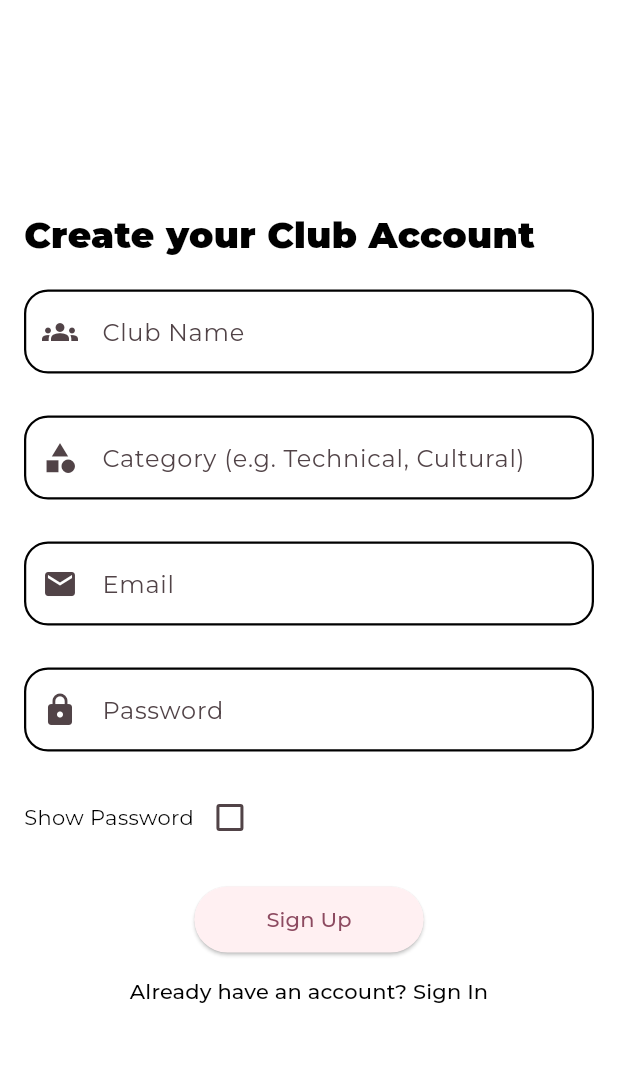
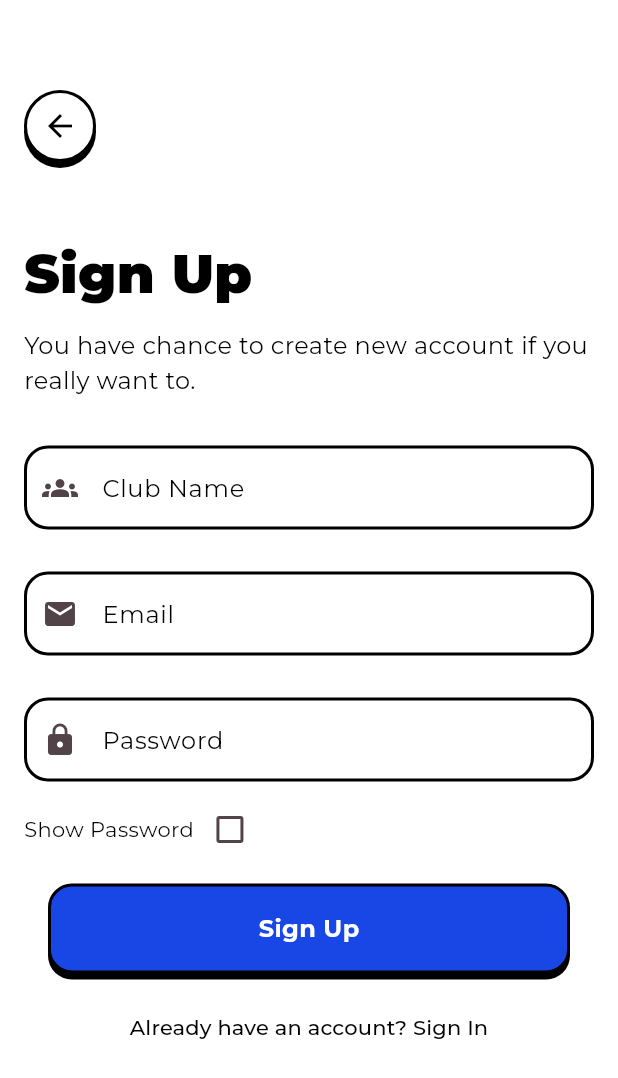
Before and after one commit to Hunterrex285/Evently, a Flutter app: the ClubSignUpPage screen opened directly, on a phone screen of 412 x 824 dp. Shown: the top 1078 px of the screen. Run offline on Flutter 3.47's test engine with Material 3 defaults, Android fonts, the phone set to English and light mode, and no system bars; our stand-ins replace cloud_firestore, firebase_auth, firebase_core, flutter_svg; accounts and stored records are empty; project files that could hold a hidden picture were left out.

Commit message:
save changes

```diff
--- a/lib/features/auth/club_signup.dart
+++ b/lib/features/auth/club_signup.dart
@@ -1,6 +1,8 @@
 import 'package:evently/features/auth/onboarding.dart';
+import 'package:evently/features/auth/rolepage.dart';
 import 'package:evently/features/auth/signin_page.dart';
 import 'package:evently/widgets/textfield.dart';
+import 'package:evently/widgets/button.dart';
 import '../../services/auth_service.dart';
 import 'package:flutter/material.dart';
 
@@ -14,7 +16,6 @@
 class _ClubSignUpPageState extends State<ClubSignUpPage> {
   final authService = AuthService();
   final nameController = TextEditingController(); // club name
-  final categoryController = TextEditingController(); // new field
   final emailController = TextEditingController();
   final passwordController = TextEditingController();
   bool isLoading = false;
@@ -23,7 +24,6 @@
   @override
   void dispose() {
     nameController.dispose();
-    categoryController.dispose();
     emailController.dispose();
     passwordController.dispose();
     super.dispose();
@@ -39,7 +39,6 @@
       );
 
       if (result != null && result.contains('@')) {
-        // ⚡ For now just show success since clubs won’t use UserProvider
         showDialog(
           context: context,
           builder: (context) => AlertDialog(
@@ -51,7 +50,7 @@
                   Navigator.pushReplacement(
                     context,
                     MaterialPageRoute(
-                      builder: (context) => OnboardingPage(), // custom onboarding for clubs
+                      builder: (context) => OnboardingPage(),
                     ),
                   );
                 },
@@ -61,9 +60,7 @@
           ),
         );
 
-        // ✅ Clear fields
         nameController.clear();
-        categoryController.clear();
         emailController.clear();
         passwordController.clear();
       } else {
@@ -86,34 +83,70 @@
   Widget build(BuildContext context) {
     return Scaffold(
       resizeToAvoidBottomInset: false,
-      backgroundColor: const Color.fromARGB(255, 255, 255, 255),
-      body: Center(
+      backgroundColor: Colors.white,
+      body: SafeArea(
         child: Padding(
           padding: const EdgeInsets.symmetric(horizontal: 16.0),
           child: Column(
             crossAxisAlignment: CrossAxisAlignment.start,
-            mainAxisAlignment: MainAxisAlignment.center,
             children: [
+              // Back button
+              const SizedBox(height: 60),
+              GestureDetector(
+                onTap: () {
+                  Navigator.of(context).pushReplacement(
+                    MaterialPageRoute(builder: (context) => const RolePage()),
+                  );
+                },
+                child: Container(
+                  width: 48,
+                  height: 48,
+                  decoration: BoxDecoration(
+                    color: Colors.white,
+                    borderRadius: BorderRadius.circular(48.0),
+                    border: Border.all(color: Colors.black, width: 2),
+                    boxShadow: const [
+                      BoxShadow(
+                        color: Colors.black,
+                        spreadRadius: 0,
+                        blurRadius: 0,
+                        offset: Offset(0, 4),
+                      ),
+                    ],
+                  ),
+                  child: const Icon(Icons.arrow_back, color: Colors.black),
+                ),
+              ),
+
+              const SizedBox(height: 48),
+
+              // Title
               const Text(
-                'Create your Club Account',
+                'Sign Up',
                 style: TextStyle(
                   color: Colors.black,
-                  fontSize: 24,
-                  fontWeight: FontWeight.w900,
+                  fontSize: 36,
+                  fontWeight: FontWeight.w800,
                   fontFamily: 'Montserrat',
                 ),
               ),
               const SizedBox(height: 12),
+              const Text(
+                'You have chance to create new account if you really want to.',
+                style: TextStyle(
+                  color: Colors.black,
+                  fontSize: 16,
+                  fontFamily: 'Montserrat',
+                ),
+              ),
+
+              const SizedBox(height: 24),
+
+              // Fields
               AppTextField(
                 controller: nameController,
                 label: "Club Name",
                 icon: const Icon(Icons.groups),
-              ),
-              const SizedBox(height: 12),
-              AppTextField(
-                controller: categoryController,
-                label: "Category (e.g. Technical, Cultural)",
-                icon: const Icon(Icons.category),
               ),
               const SizedBox(height: 12),
               AppTextField(
@@ -129,8 +162,9 @@
                 obscureText: !showPassword,
                 icon: const Icon(Icons.lock),
               ),
-              const SizedBox(height: 12),
+
               Row(
+                mainAxisAlignment: MainAxisAlignment.start,
                 children: [
                   const Text("Show Password", style: TextStyle(color: Colors.black)),
                   Checkbox(
@@ -141,19 +175,19 @@
                   ),
                 ],
               ),
-              const SizedBox(height: 20),
-              Center(
-                child: ElevatedButton(
-                  onPressed: isLoading ? null : signUpClub,
-                  child: Padding(
-                    padding: const EdgeInsets.symmetric(
-                        vertical: 12.0, horizontal: 24.0),
-                    child: isLoading
-                        ? const CircularProgressIndicator(color: Colors.white)
-                        : const Text("Sign Up"),
-                  ),
-                ),
+
+              const SizedBox(height: 12),
+
+              // Sign Up Button
+              Button(
+                isLoading: isLoading,
+                action: signUpClub,
+                text: "Sign Up",
               ),
+
+              const SizedBox(height: 12),
+
+              // Sign In Link
               Center(
                 child: TextButton(
                   onPressed: () {
--- a/lib/features/auth/rolepage.dart
+++ b/lib/features/auth/rolepage.dart
@@ -30,7 +30,7 @@
                 style: TextStyle(
                   fontSize: 16,
                   fontWeight: FontWeight.w500,
-                  color: Colors.black26,
+                  color: Color.fromARGB(209, 0, 0, 0),
                 ),
               ),
               const SizedBox(height: 48),
--- a/lib/services/auth_service.dart
+++ b/lib/services/auth_service.dart
@@ -1,5 +1,4 @@
 import 'package:cloud_firestore/cloud_firestore.dart';
-import 'package:evently/models/club_model.dart';
 import 'package:firebase_auth/firebase_auth.dart';
 
 class AuthService {
--- /dev/null
+++ b/lib/widgets/button.dart
@@ -0,0 +1,58 @@
+import 'package:flutter/material.dart';
+
+class Button extends StatelessWidget {
+  final bool isLoading;
+  final VoidCallback action;
+  final String text;
+
+  const Button({
+    super.key,
+    required this.isLoading,
+    required this.action,
+    required this.text,
+  });
+
+  @override
+  Widget build(BuildContext context) {
+    return Padding(
+      padding: const EdgeInsets.symmetric(horizontal: 16.0),
+      child: GestureDetector(
+        onTap: isLoading ? null : action,
+        child: Container(
+          alignment: Alignment.center,
+          width: double.infinity,
+          height: 60,
+          decoration: BoxDecoration(
+            color: Color(0xFF1947E5),
+            borderRadius: BorderRadius.circular(16.0),
+            border: Border.all(color: Colors.black, width: 2),
+            boxShadow: [
+              BoxShadow(
+                color: Colors.black, // softer shadow
+                blurRadius: 0,     // softness of shadow edges
+                offset: const Offset(0, 4), // vertical shift
+              ),
+            ],
+          ),
+          child: isLoading
+              ? const SizedBox(
+                  height: 20,
+                  width: 20,
+                  child: CircularProgressIndicator(
+                    strokeWidth: 2,
+                    valueColor: AlwaysStoppedAnimation<Color>(Colors.white),
+                  ),
+                )
+              : Text(
+                  text,
+                  style: const TextStyle(
+                    color: Colors.white,
+                    fontSize: 16,
+                    fontWeight: FontWeight.bold,
+                  ),
+                ),
+        ),
+      ),
+    );
+  }
+}
--- a/lib/widgets/textfield.dart
+++ b/lib/widgets/textfield.dart
@@ -19,24 +19,26 @@
   @override
   Widget build(BuildContext context) {
     return Container(
+      height: 56,
       margin: const EdgeInsets.symmetric(vertical: 8.0),
       child: TextField(
         onTapOutside: (event) => FocusScope.of(context).unfocus(),
         controller: controller,
         obscureText: obscureText,
         keyboardType: keyboardType,
-        style: const TextStyle(color: Colors.black, ),
+        style: const TextStyle(color: Colors.black,),
         decoration: InputDecoration(
           prefixIcon: icon,
           focusedBorder: OutlineInputBorder(
             borderRadius: BorderRadius.circular(16.0),
-            borderSide: const BorderSide(color: Colors.black, width: 1.5),
+            borderSide: const BorderSide(color: Colors.black, width: 2),
           ),
           floatingLabelBehavior: FloatingLabelBehavior.never,
           labelText: label,
+          labelStyle: const TextStyle(color: Colors.black,),
           enabledBorder: OutlineInputBorder(
             borderRadius: BorderRadius.circular(16.0),
-            borderSide: const BorderSide(color: Colors.black, width: 1.5),
+            borderSide: const BorderSide(color: Colors.black, width: 2),
           ),
         ),
       ),
```
Also changed, not shown: lib/features/auth/signin_page.dart (+44 -14 lines), lib/features/auth/signup_page.dart (+47 -20 lines), lib/features/main_page.dart (+0 -15 lines).
